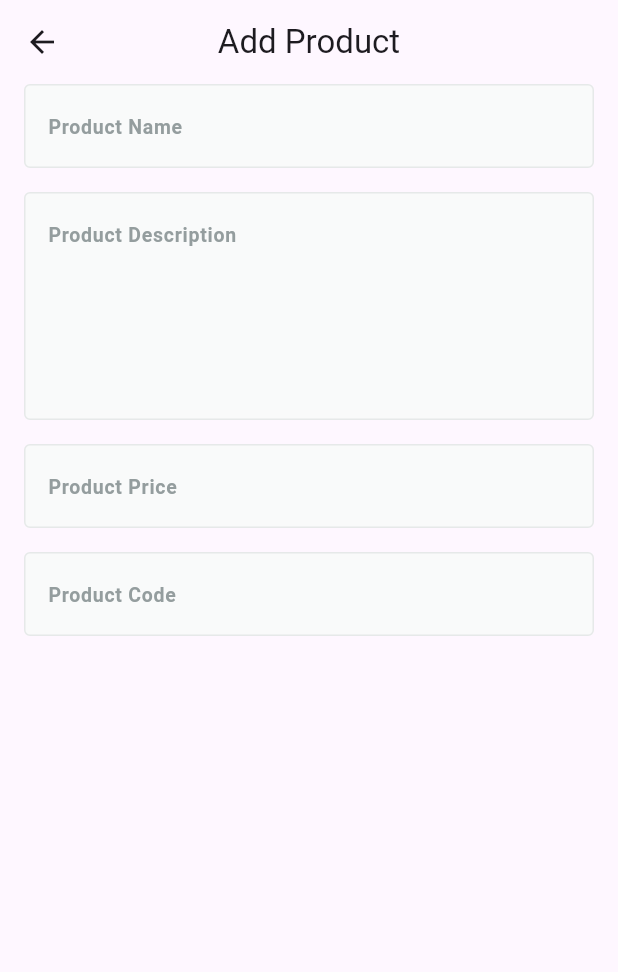
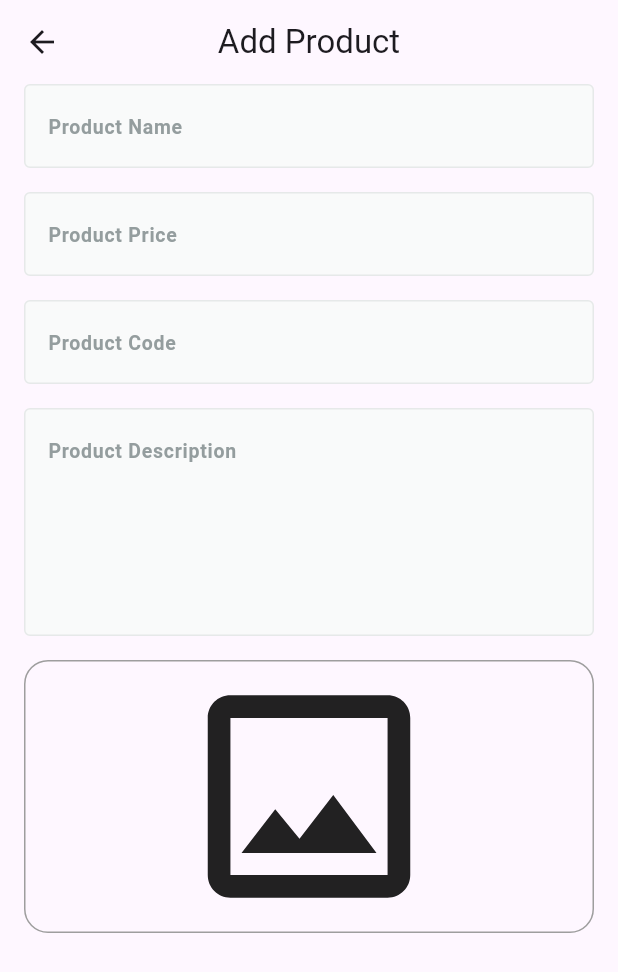
Before and after one commit to peterelia22/fruits_hub_dashboard, a Flutter app: the AddProductView screen opened by its route, on a phone screen of 412 x 824 dp. Shown: the top 972 px of the screen. Run offline on Flutter 3.47's test engine with Material 3 defaults, Android fonts, the light colour scheme and no system bars; drawn by our look-alikes of skeletonizer; our stand-ins replace firebase_core, image_picker; accounts and stored records are empty.

Commit message:
Add image selection functionality to AddProductView and update layout

```diff
--- a/lib/features/add_product/presentation/views/widgets/add_product_view_body.dart
+++ b/lib/features/add_product/presentation/views/widgets/add_product_view_body.dart
@@ -1,5 +1,8 @@
+import 'dart:io';
+
 import 'package:flutter/material.dart';
 import 'package:fruits_hub_dashboard/core/widgets/custom_text_field.dart';
+import 'package:fruits_hub_dashboard/features/add_product/presentation/views/widgets/image_field.dart';
 
 class AddProductViewBody extends StatefulWidget {
   const AddProductViewBody({super.key});
@@ -19,30 +22,36 @@ class _AddProductViewBodyState extends State<AddProductViewBody> {
         child: Form(
             key: formKey,
             autovalidateMode: autovalidateMode,
-            child: const Column(
+            child: Column(
               children: [
-                CustomTextFormField(
+                const CustomTextFormField(
                     hintText: 'Product Name', keyboardType: TextInputType.text),
-                SizedBox(
+                const SizedBox(
                   height: 16,
                 ),
-                CustomTextFormField(
+                const CustomTextFormField(
+                    hintText: 'Product Price',
+                    keyboardType: TextInputType.number),
+                const SizedBox(
+                  height: 16,
+                ),
+                const CustomTextFormField(
+                    hintText: 'Product Code',
+                    keyboardType: TextInputType.number),
+                const SizedBox(
+                  height: 16,
+                ),
+                const CustomTextFormField(
                   hintText: 'Product Description',
                   keyboardType: TextInputType.text,
                   maxLines: 5,
                 ),
-                SizedBox(
+                const SizedBox(
                   height: 16,
                 ),
-                CustomTextFormField(
-                    hintText: 'Product Price',
-                    keyboardType: TextInputType.number),
-                SizedBox(
-                  height: 16,
-                ),
-                CustomTextFormField(
-                    hintText: 'Product Code',
-                    keyboardType: TextInputType.number),
+                ImageField(
+                  onFileSelected: (image) {},
+                )
               ],
             )),
       ),
--- /dev/null
+++ b/lib/features/add_product/presentation/views/widgets/image_field.dart
@@ -0,0 +1,74 @@
+import 'dart:io';
+
+import 'package:flutter/material.dart';
+import 'package:image_picker/image_picker.dart';
+import 'package:skeletonizer/skeletonizer.dart';
+
+class ImageField extends StatefulWidget {
+  const ImageField({super.key, required this.onFileSelected});
+  final ValueChanged<File?> onFileSelected;
+  @override
+  State<ImageField> createState() => _ImageFieldState();
+}
+
+class _ImageFieldState extends State<ImageField> {
+  bool isImageLoading = false;
+  File? imageFile;
+  @override
+  Widget build(BuildContext context) {
+    return Skeletonizer(
+      enabled: isImageLoading,
+      child: GestureDetector(
+        onTap: () async {
+          isImageLoading = true;
+          setState(() {});
+          try {
+            await pickImage();
+          } on Exception catch (e) {}
+          isImageLoading = false;
+          setState(() {});
+        },
+        child: Stack(
+          children: [
+            Container(
+              width: double.infinity,
+              decoration: BoxDecoration(
+                borderRadius: BorderRadius.circular(16),
+                border: Border.all(color: Colors.grey),
+              ),
+              child: imageFile != null
+                  ? ClipRRect(
+                      borderRadius: BorderRadiusGeometry.circular(16),
+                      child: Image.file(imageFile!))
+                  : const Icon(
+                      Icons.image_outlined,
+                      size: 180,
+                    ),
+            ),
+            Visibility(
+              visible: imageFile != null,
+              child: IconButton(
+                  onPressed: () {
+                    setState(() {
+                      imageFile = null;
+                      widget.onFileSelected(null);
+                    });
+                  },
+                  icon: const Icon(
+                    Icons.delete,
+                    color: Colors.red,
+                  )),
+            )
+          ],
+        ),
+      ),
+    );
+  }
+
+  Future<void> pickImage() async {
+    final ImagePicker picker = ImagePicker();
+    final XFile? image = await picker.pickImage(source: ImageSource.gallery);
+    imageFile = File(image!.path);
+    widget.onFileSelected(imageFile!);
+  }
+}
--- a/pubspec.yaml
+++ b/pubspec.yaml
@@ -10,6 +10,8 @@ dependencies:
   flutter:
     sdk: flutter
   firebase_core: ^4.0.0
+  image_picker: ^1.1.2
+  skeletonizer: ^2.1.0+1
 
 dev_dependencies:
   flutter_test:
```
Also changed, not shown: pubspec.lock, 5 other files.
